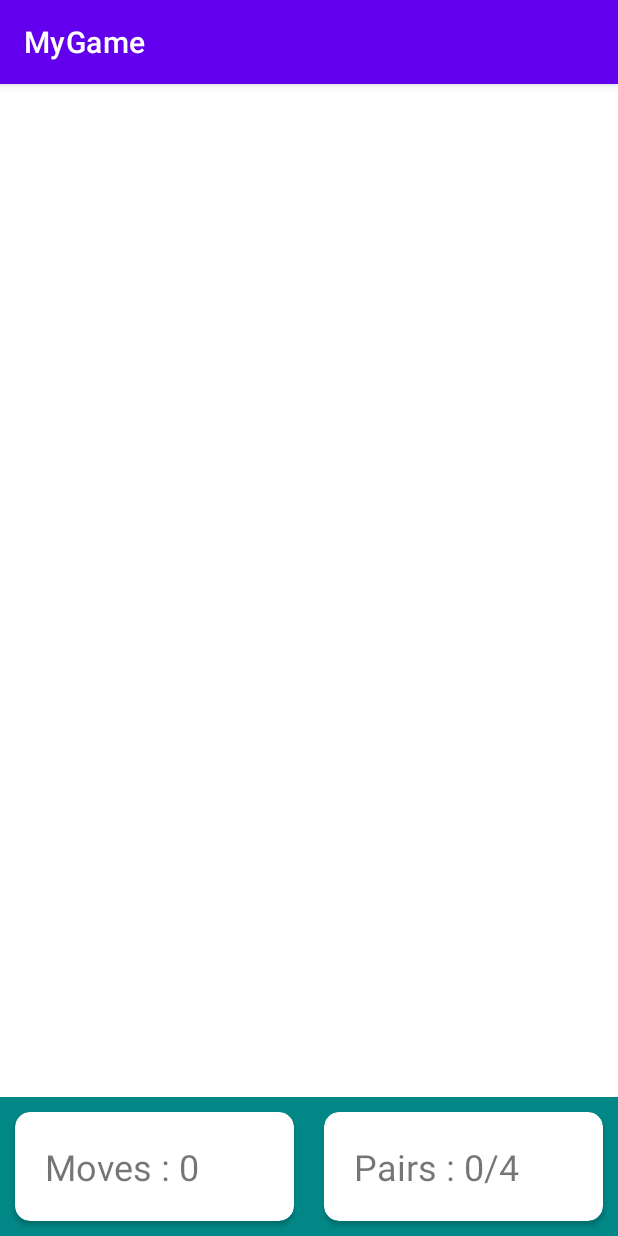
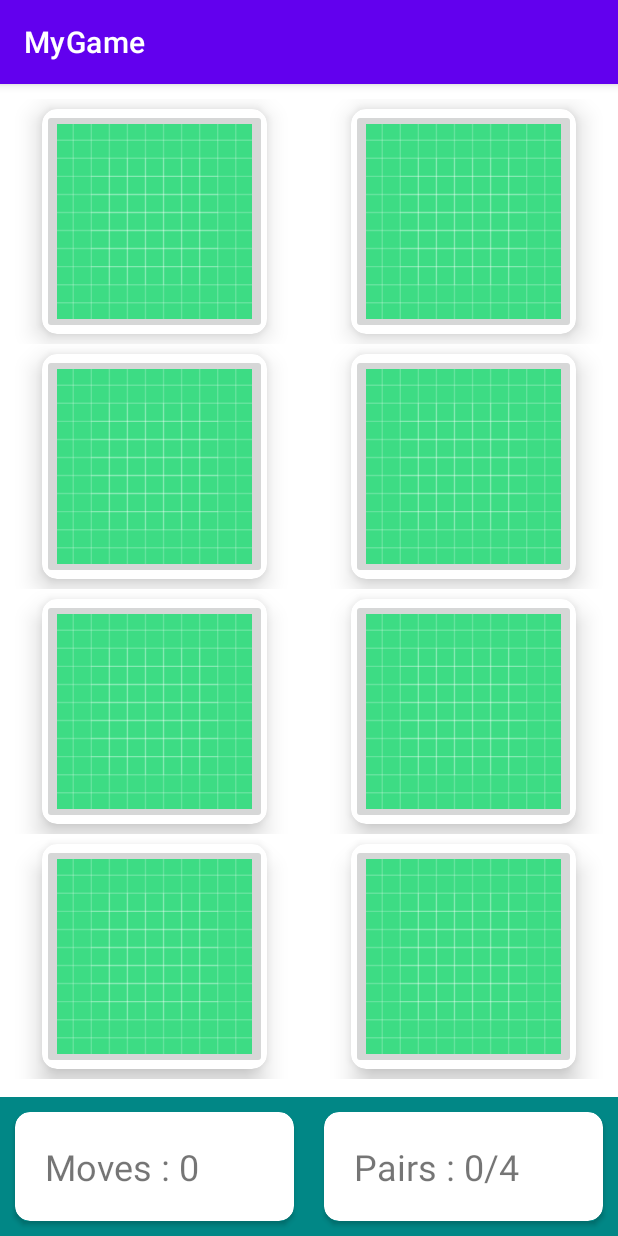
Before and after one commit to davidctn/MixAndMatch, an Android app: the screen it shows after launch (MainActivity), on a phone screen of 412 x 824 dp. Run offline under Robolectric (Android 15) with nearby library versions, the phone set to English and light mode, and no system bars.

Commit message:
Finished 2x4 board

```diff
--- /dev/null
+++ b/MyGame/app/src/main/java/com/project/mygame/GameBoardAdapter.kt
@@ -0,0 +1,54 @@
+package com.project.mygame
+
+import android.content.Context
+import android.util.Log
+import android.view.LayoutInflater
+import android.view.View
+import android.view.ViewGroup
+import android.widget.ImageButton
+import androidx.cardview.widget.CardView
+import androidx.recyclerview.widget.RecyclerView
+import kotlin.math.min
+
+class GameBoardAdapter(private val context:Context, private val NumPieces : Int) : RecyclerView.Adapter<GameBoardAdapter.ViewHolder>() {
+
+    inner class ViewHolder(itemView: View) : RecyclerView.ViewHolder(itemView) {
+
+        private val imageButton = itemView.findViewById<ImageButton>(R.id.imageButton)
+
+        fun bind(position: Int) {
+
+            imageButton.setOnClickListener {
+                Log.i(TAG,"Clicked on position $position")
+            }
+        }
+    }
+
+    companion object {
+
+        private const val MARGIN_SIZE=10
+        private const val TAG="GameBoardAdapter"
+
+    }
+
+    override fun onCreateViewHolder(parent: ViewGroup, viewType: Int): ViewHolder {
+        //how to create one view in the rv
+        var cardWidth :Int =parent.width / 2 - (2* MARGIN_SIZE)
+        var cardHeight :Int =parent.height / 4 - (2* MARGIN_SIZE)
+        var cardSideLength :Int = min(cardWidth,cardHeight)
+        val view = LayoutInflater.from(context).inflate(R.layout.memory_card,parent,false)
+        val layoutParams : ViewGroup.MarginLayoutParams =view.findViewById<CardView>(R.id.cardView).layoutParams as ViewGroup.MarginLayoutParams
+        layoutParams.width=cardSideLength
+        layoutParams.height=cardSideLength
+        layoutParams.setMargins(MARGIN_SIZE, MARGIN_SIZE, MARGIN_SIZE, MARGIN_SIZE)
+        return ViewHolder(view)
+    }
+
+    override fun onBindViewHolder(holder: ViewHolder, position: Int) {
+
+      holder.bind(position)
+    }
+
+    override fun getItemCount() = NumPieces
+
+}
--- a/MyGame/app/src/main/java/com/project/mygame/MainActivity.kt
+++ b/MyGame/app/src/main/java/com/project/mygame/MainActivity.kt
@@ -3,6 +3,7 @@ package com.project.mygame
 import androidx.appcompat.app.AppCompatActivity
 import android.os.Bundle
 import android.widget.TextView
+import androidx.recyclerview.widget.GridLayoutManager
 import androidx.recyclerview.widget.RecyclerView
 
 class MainActivity : AppCompatActivity() {
@@ -18,5 +19,8 @@ class MainActivity : AppCompatActivity() {
         rvGameBoard = findViewById(R.id.rvGameBoard)
         tvNumberMoves = findViewById(R.id.tvNumberMoves)
         tvNumberPairs = findViewById(R.id.tvNumberPairs)
+        rvGameBoard.adapter = GameBoardAdapter(this,8)
+        rvGameBoard.setHasFixedSize(true)
+        rvGameBoard.layoutManager=GridLayoutManager(this,2)
     }
 }
--- a/MyGame/app/src/main/res/layout/activity_main.xml
+++ b/MyGame/app/src/main/res/layout/activity_main.xml
@@ -57,6 +57,8 @@
         android:id="@+id/rvGameBoard"
         android:layout_width="0dp"
         android:layout_height="0dp"
+        android:layout_marginTop="10dp"
+        android:layout_marginBottom="10dp"
         app:layout_constraintBottom_toTopOf="@+id/llGameLogic"
         app:layout_constraintEnd_toEndOf="parent"
         app:layout_constraintStart_toStartOf="parent"
--- /dev/null
+++ b/MyGame/app/src/main/res/layout/memory_card.xml
@@ -0,0 +1,23 @@
+<?xml version="1.0" encoding="utf-8"?>
+<LinearLayout xmlns:android="http://schemas.android.com/apk/res/android"
+    xmlns:app="http://schemas.android.com/apk/res-auto"
+    android:layout_width="match_parent"
+    android:layout_height="wrap_content"
+    android:gravity="center"
+    android:orientation="vertical">
+
+    <androidx.cardview.widget.CardView
+        android:id="@+id/cardView"
+        android:layout_width="120dp"
+        android:layout_height="120dp"
+        app:cardCornerRadius="10dp"
+        app:cardElevation="10dp">
+
+        <ImageButton
+            android:id="@+id/imageButton"
+            android:layout_width="match_parent"
+            android:layout_height="match_parent"
+            android:scaleType="centerCrop"
+            app:srcCompat="@drawable/ic_launcher_background" />
+    </androidx.cardview.widget.CardView>
+</LinearLayout>
```
